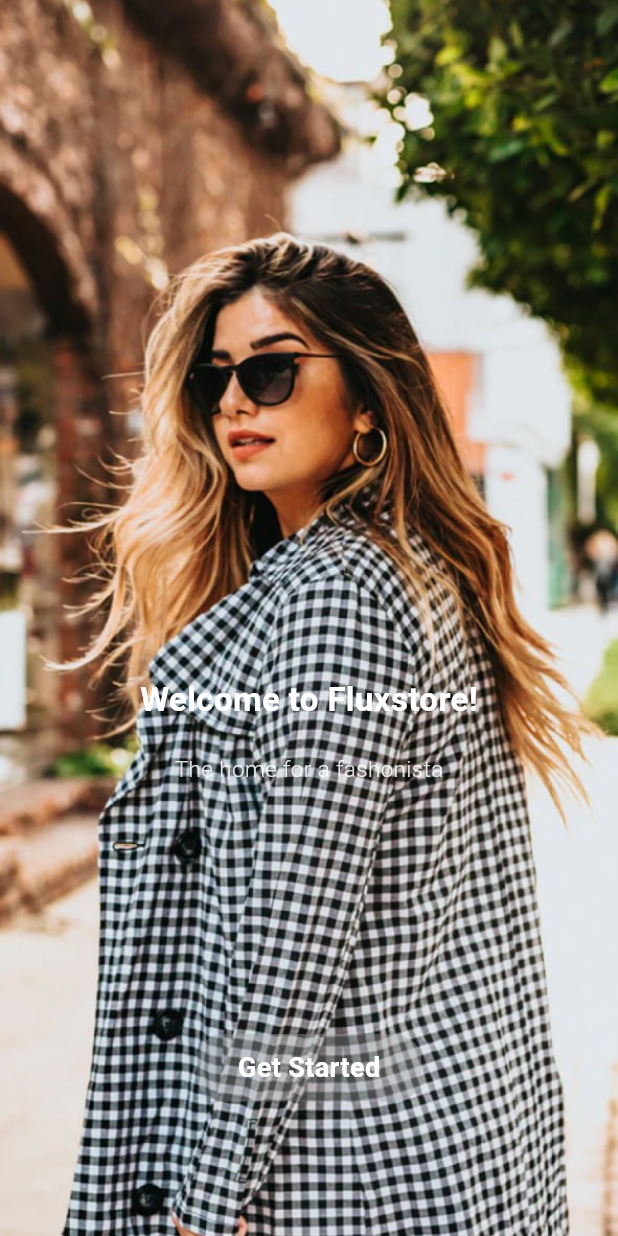
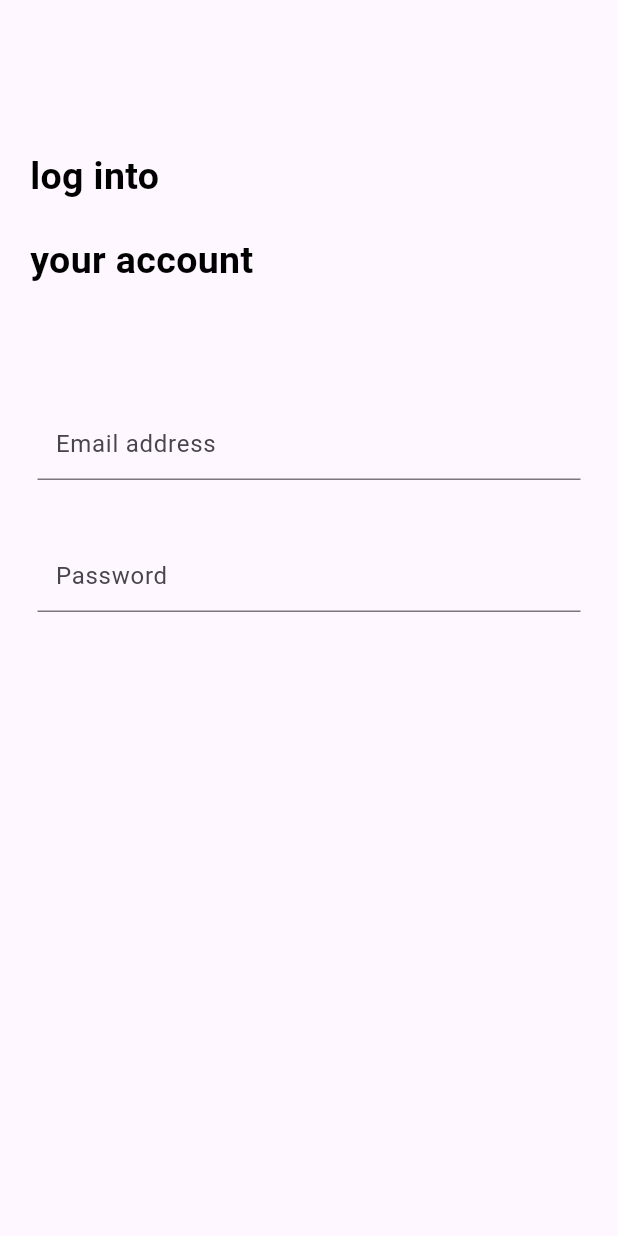
Before and after one commit to dragoncoder11/campcodeApp, a Flutter app: the screen it shows after launch, on a phone screen of 412 x 824 dp. Run offline on Flutter 3.47's test engine with Material 2 defaults, Android fonts, the phone set to English and light mode, and no system bars.

Commit message:
sec commit

```diff
--- a/weatherapp/lib/main.dart
+++ b/weatherapp/lib/main.dart
@@ -1,8 +1,9 @@
 import 'package:flutter/material.dart';
 import 'package:weatherapp/pages/homepage.dart';
 import 'package:weatherapp/pages/pageview.dart';
+import 'package:weatherapp/pages/signup_page.dart';
 import 'package:weatherapp/pages/verificationcode.dart';
-
+import 'package:weatherapp/pages/login_page.dart';
 void main() {
   runApp(const MyApp());
 }
@@ -20,7 +21,7 @@ class MyApp extends StatelessWidget {
         colorScheme: ColorScheme.fromSeed(seedColor: Colors.deepPurple),
         useMaterial3: true,
       ),
-      home: const PageViewUp(),
+      home: const LoginPage(),
     );
   }
 }
--- a/weatherapp/lib/pages/createnewpassword.dart
+++ b/weatherapp/lib/pages/createnewpassword.dart
@@ -19,7 +19,7 @@ class CreateNewPassword extends StatelessWidget {
 
           CustomField(hint: '', icon: null,),
           SizedBox(height: 30,),
-          CustomField(hint: '', icon: null,),
+          CustomField(hint: '', ),
         ],),
       ),
 
--- a/weatherapp/lib/pages/homepage.dart
+++ b/weatherapp/lib/pages/homepage.dart
@@ -18,12 +18,9 @@ class ForgetPassword extends StatelessWidget {
             decoration: InputDecoration(
               prefixIcon: Icon(Icons.email),
               hintText: 'enter your email here',
-              enabledBorder: OutlineInputBorder(borderSide:BorderSide(color: Colors.black) ),
-
-
 
             ),
-
+cursorColor: Colors.black,
            )),
 
 
--- /dev/null
+++ b/weatherapp/lib/pages/login_page.dart
@@ -0,0 +1,52 @@
+import 'package:flutter/material.dart';
+
+import '../widgets/customfield.dart';
+
+class LoginPage extends StatelessWidget {
+  const LoginPage({super.key});
+
+  @override
+  Widget build(BuildContext context) {
+    return Scaffold(
+      body: Padding(
+        padding: const EdgeInsets.only(top: 100,left:20,right: 20),
+        child: SingleChildScrollView(
+          child: Column(
+            crossAxisAlignment: CrossAxisAlignment.start,
+            children: [
+              Text(
+                'log into',
+                style: TextStyle(
+                    color: Colors.black,
+                    fontSize: 25,
+                    fontWeight: FontWeight.bold),
+              ),
+              SizedBox(
+                height: 20,
+              ),
+              Text(
+                'your account',
+                style: TextStyle(
+                    color: Colors.black,
+                    fontSize: 25,
+                    fontWeight: FontWeight.bold),
+              ),
+              SizedBox(
+                height: 60,
+
+              ),
+
+              CustomField(
+                hint: 'Email address',
+              ),
+              CustomField(
+                hint: 'Password',
+              ),
+
+            ],
+          ),
+        ),
+      ),
+    );
+  }
+}
--- a/weatherapp/lib/widgets/customfield.dart
+++ b/weatherapp/lib/widgets/customfield.dart
@@ -1,21 +1,24 @@
 import 'package:flutter/material.dart';
 
 class CustomField extends StatelessWidget {
-  CustomField({super.key, required this.icon, required this.hint});
+  CustomField({super.key, this.icon, required this.hint});
   IconData? icon;
   final String hint;
   @override
   Widget build(BuildContext context) {
-    return Container(
-        margin: EdgeInsets.symmetric(horizontal: 15, vertical: 12),
-        child: TextField(
+    return Container(margin: EdgeInsets.symmetric(horizontal: 5,vertical: 20),child: TextField(
           decoration: InputDecoration(
+            hintText: hint,
+            contentPadding:  EdgeInsets.symmetric(horizontal: 12,vertical: 12),
             suffixIcon: Icon(icon),
-            hintText: hint,
-            enabledBorder:
-                OutlineInputBorder(borderSide: BorderSide(color: Colors.black)),
-                focusedBorder:OutlineInputBorder (borderSide: BorderSide(color: Colors.black)),
+
+
+
+
+
           ),
-        ));
+          cursorColor: Colors.black,
+
+         ));
   }
 }
```
Also changed, not shown: weatherapp/lib/pages/signup_page.dart (added, +56 -0 lines).
